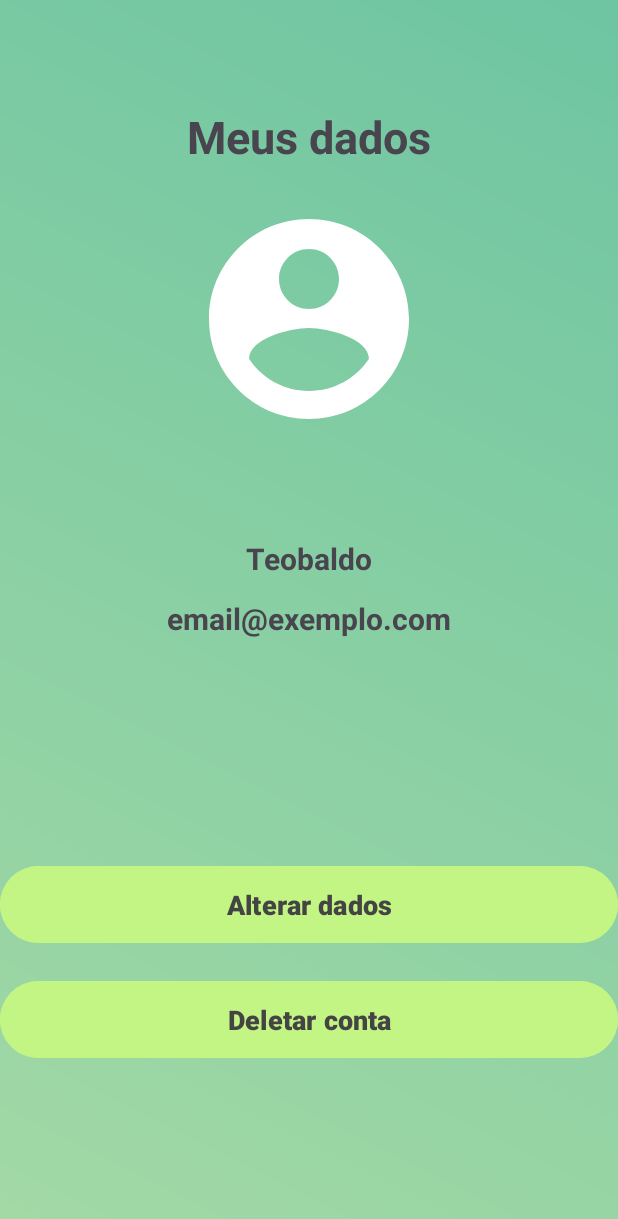
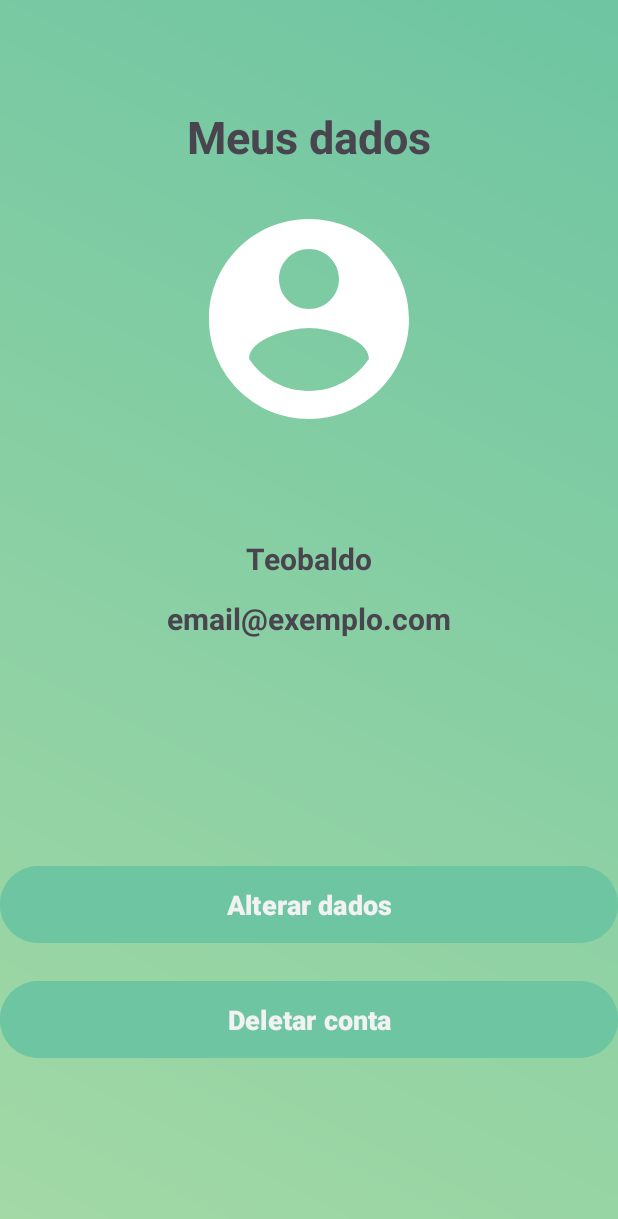
Before and after one commit to 2024-2-NCC3/Projeto4, an Android app: the deletarUsuario screen opened directly, with no data from a screen before it, on a phone screen of 412 x 824 dp. Shown: the top 1219 px of the screen. Run offline under Robolectric (Android 15) with nearby library versions, the phone set to English and light mode, and no system bars.

Commit message:
terminando os ajustes esteticos

```diff
--- a/src/frontend/app/src/main/res/layout/activity_deletar_usuario.xml
+++ b/src/frontend/app/src/main/res/layout/activity_deletar_usuario.xml
@@ -26,9 +26,9 @@
         android:layout_width="match_parent"
         android:layout_height="wrap_content"
         android:padding="13dp"
-        android:backgroundTint="#c3f584"
+        android:backgroundTint="#6EC5A2"
         android:text="Alterar dados"
-        android:textColor="#444"
+        android:textColor="#f2f2f2"
         app:layout_constraintBottom_toBottomOf="parent"
         app:layout_constraintTop_toTopOf="parent"
         app:layout_constraintVertical_bias="0.75"
@@ -42,9 +42,9 @@
         android:layout_height="wrap_content"
         android:padding="13dp"
         android:textSize="18sp"
-        android:backgroundTint="#c3f584"
+        android:backgroundTint="#6EC5A2"
         android:text="Deletar conta"
-        android:textColor="#444"
+        android:textColor="#f2f2f2"
         android:textStyle="bold"
         app:layout_constraintBottom_toBottomOf="parent"
         app:layout_constraintTop_toTopOf="parent"
```
Also changed, not shown: src/frontend/app/src/main/res/layout/activity_creditos.xml (+4 -3 lines).
